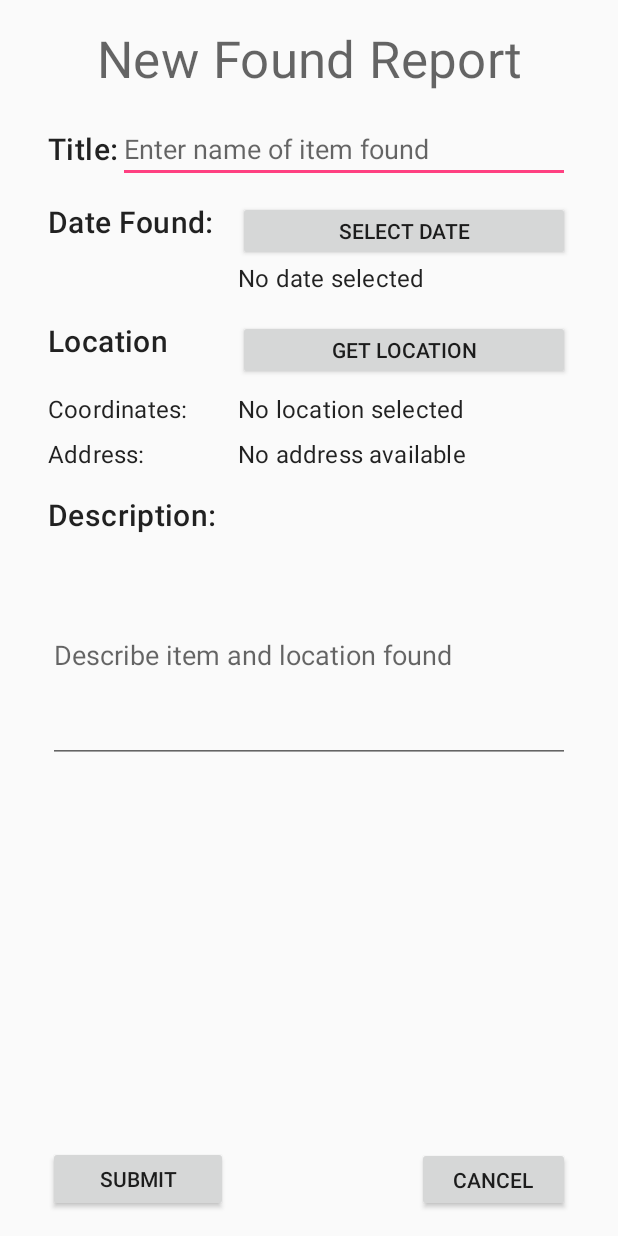
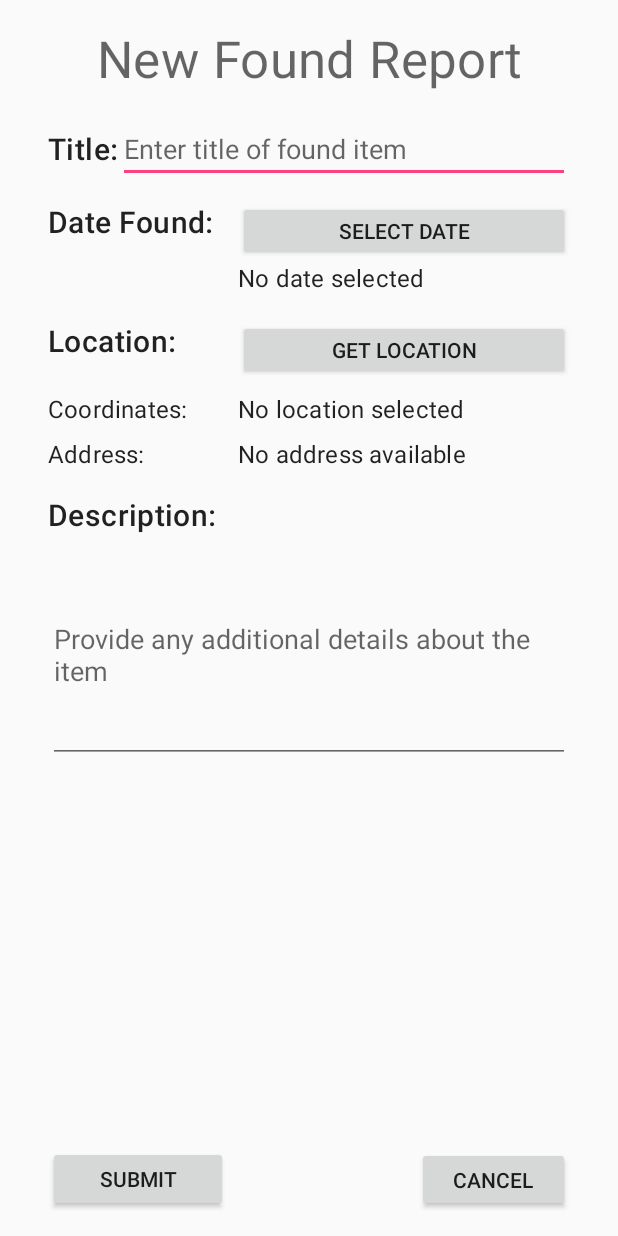
Before and after one commit to thunderd568/Android-App-Lost-and-Found, an Android app: the PostNewFoundReport screen opened directly, with no data from a screen before it, on a phone screen of 412 x 824 dp. Run offline under Robolectric (Android 15) with nearby library versions, the phone set to English and light mode, and no system bars; our stand-ins replace Firebase (no records; nobody signed in at launch, a user with empty details on screens opened directly).

Commit message:
updated xml for new reports and search

```diff
--- a/LostAndFoundApp/app/src/main/java/com/cmsc436/final_project/lostandfoundapp/PostNewFoundReport.java
+++ b/LostAndFoundApp/app/src/main/java/com/cmsc436/final_project/lostandfoundapp/PostNewFoundReport.java
@@ -72,7 +72,7 @@ public class PostNewFoundReport extends AppCompatActivity {
         submitFound = findViewById(R.id.submitFound);
         coordinates = findViewById(R.id.postFoundCoordinates);
         addressText = findViewById(R.id.postFoundAddress);
-        cancelButton = findViewById(R.id.cancelButton);
+        cancelButton = findViewById(R.id.cancelFound);
 
 
 
--- a/LostAndFoundApp/app/src/main/java/com/cmsc436/final_project/lostandfoundapp/PostNewLostReportActivity.java
+++ b/LostAndFoundApp/app/src/main/java/com/cmsc436/final_project/lostandfoundapp/PostNewLostReportActivity.java
@@ -84,7 +84,7 @@ public class PostNewLostReportActivity extends AppCompatActivity {
 
         // Getting the Views for the buttons on the page
         submitLostReportButton = findViewById(R.id.submitLost);
-        cancelLostReportButton = findViewById(R.id.cancelButton);
+        cancelLostReportButton = findViewById(R.id.cancelLost);
         mdateLostPicker = findViewById(R.id.pickDateLostButton);
         mLostLocationButton = findViewById(R.id.getLostLocationButton);
         mdateLostPicker.setOnClickListener(new View.OnClickListener() {
--- a/LostAndFoundApp/app/src/main/res/layout/activity_post_new_found.xml
+++ b/LostAndFoundApp/app/src/main/res/layout/activity_post_new_found.xml
@@ -13,7 +13,7 @@
         android:layout_marginStart="32dp"
         android:layout_marginTop="16dp"
         android:layout_marginEnd="32dp"
-        android:text="New Found Report"
+        android:text="@string/new_found"
         android:textAlignment="center"
         android:textAppearance="@style/TextAppearance.MaterialComponents.Headline4"
         app:layout_constraintEnd_toEndOf="parent"
@@ -26,7 +26,7 @@
         android:layout_height="wrap_content"
         android:layout_marginStart="32dp"
         android:layout_marginTop="24dp"
-        android:text="Title:"
+        android:text="@string/title"
         android:textAppearance="@style/TextAppearance.MaterialComponents.Headline6"
         app:layout_constraintStart_toStartOf="parent"
         app:layout_constraintTop_toBottomOf="@+id/postFoundTitle"
@@ -37,7 +37,7 @@
         android:layout_width="0dp"
         android:layout_height="wrap_content"
         android:layout_marginEnd="32dp"
-        android:hint="Enter name of item found"
+        android:hint="@string/enter_found_title"
         app:layout_constraintBottom_toBottomOf="@+id/postFoundReportTitleHeader"
         app:layout_constraintEnd_toEndOf="parent"
         app:layout_constraintStart_toEndOf="@+id/postFoundReportTitleHeader"
@@ -49,7 +49,7 @@
         android:layout_height="wrap_content"
         android:layout_marginStart="32dp"
         android:layout_marginTop="12dp"
-        android:text="Date Found:"
+        android:text="@string/date_found"
         android:textAppearance="@style/TextAppearance.MaterialComponents.Headline6"
         app:layout_constraintStart_toStartOf="parent"
         app:layout_constraintTop_toBottomOf="@+id/postFoundReportTitle" />
@@ -58,7 +58,7 @@
         android:id="@+id/postFoundDateFound"
         android:layout_width="0dp"
         android:layout_height="23dp"
-        android:text="No date selected"
+        android:text="@string/no_date"
         android:textAppearance="@style/TextAppearance.MaterialComponents.Subtitle1"
         app:layout_constraintStart_toStartOf="@+id/pickDateFoundButton"
         app:layout_constraintTop_toBottomOf="@+id/pickDateFoundButton" />
@@ -68,7 +68,7 @@
         android:layout_width="0dp"
         android:layout_height="40dp"
         android:layout_marginEnd="32dp"
-        android:text="SELECT DATE"
+        android:text="@string/new_date"
         app:layout_constraintEnd_toEndOf="parent"
         app:layout_constraintStart_toStartOf="@+id/getFoundLocationButton"
         app:layout_constraintTop_toTopOf="@+id/postFoundDateHeader" />
@@ -79,7 +79,7 @@
         android:layout_height="wrap_content"
         android:layout_marginStart="32dp"
         android:layout_marginTop="16dp"
-        android:text="Location"
+        android:text="@string/location"
         android:textAppearance="@style/TextAppearance.MaterialComponents.Headline6"
         app:layout_constraintStart_toStartOf="parent"
         app:layout_constraintTop_toBottomOf="@+id/postFoundDateFound"
@@ -91,7 +91,7 @@
         android:layout_height="40dp"
         android:layout_marginStart="16dp"
         android:layout_marginEnd="32dp"
-        android:text="Get Location"
+        android:text="@string/new_location"
         app:layout_constraintBottom_toBottomOf="@+id/locationHeader"
         app:layout_constraintEnd_toEndOf="parent"
         app:layout_constraintStart_toEndOf="@+id/postFoundDateHeader"
@@ -104,7 +104,7 @@
         android:layout_height="wrap_content"
         android:layout_marginStart="32dp"
         android:layout_marginTop="8dp"
-        android:text="Coordinates:"
+        android:text="@string/coordinates"
         android:textAppearance="@style/TextAppearance.MaterialComponents.Subtitle1"
         app:layout_constraintStart_toStartOf="parent"
         app:layout_constraintTop_toBottomOf="@+id/getFoundLocationButton"
@@ -115,7 +115,7 @@
         android:layout_width="0dp"
         android:layout_height="22dp"
         android:layout_marginEnd="8dp"
-        android:text="No location selected"
+        android:text="@string/no_coordinates"
         android:textAppearance="@style/TextAppearance.MaterialComponents.Subtitle1"
         app:layout_constraintEnd_toEndOf="parent"
         app:layout_constraintStart_toStartOf="@+id/getFoundLocationButton"
@@ -127,7 +127,7 @@
         android:layout_height="wrap_content"
         android:layout_marginStart="32dp"
         android:layout_marginTop="8dp"
-        android:text="Address:"
+        android:text="@string/address"
         android:textAppearance="@style/TextAppearance.MaterialComponents.Subtitle1"
         app:layout_constraintStart_toStartOf="parent"
         app:layout_constraintTop_toBottomOf="@+id/postFoundCoordinates" />
@@ -137,7 +137,7 @@
         android:layout_width="0dp"
         android:layout_height="wrap_content"
         android:layout_marginEnd="8dp"
-        android:text="No address available"
+        android:text="@string/no_address"
         android:textAppearance="@style/TextAppearance.MaterialComponents.Subtitle1"
         app:layout_constraintEnd_toEndOf="parent"
         app:layout_constraintHorizontal_bias="0.0"
@@ -150,7 +150,7 @@
         android:layout_height="wrap_content"
         android:layout_marginStart="32dp"
         android:layout_marginTop="16dp"
-        android:text="Description:"
+        android:text="@string/description"
         android:textAppearance="@style/TextAppearance.MaterialComponents.Headline6"
         app:layout_constraintStart_toStartOf="parent"
         app:layout_constraintTop_toBottomOf="@+id/postFoundAddress"
@@ -164,7 +164,7 @@
         android:layout_marginStart="32dp"
         android:layout_marginTop="8dp"
         android:layout_marginEnd="32dp"
-        android:hint="Describe item and location found"
+        android:hint="@string/description_filler"
         app:layout_constraintEnd_toEndOf="parent"
         app:layout_constraintHorizontal_bias="0.0"
         app:layout_constraintStart_toStartOf="parent"
@@ -177,20 +177,20 @@
         android:layout_marginStart="32dp"
         android:layout_marginTop="8dp"
         android:layout_marginBottom="16dp"
-        android:text="Submit"
+        android:text="@string/new_submit"
         app:layout_constraintBottom_toBottomOf="parent"
         app:layout_constraintStart_toStartOf="parent"
         app:layout_constraintTop_toBottomOf="@+id/postFoundReportDescription"
         app:layout_constraintVertical_bias="1.0" />
 
     <Button
-        android:id="@+id/cancelButton"
+        android:id="@+id/cancelFound"
         android:layout_width="102dp"
         android:layout_height="43dp"
         android:layout_marginTop="8dp"
         android:layout_marginEnd="32dp"
         android:layout_marginBottom="16dp"
-        android:text="Cancel"
+        android:text="@string/new_cancel"
         app:layout_constraintBottom_toBottomOf="parent"
         app:layout_constraintEnd_toEndOf="parent"
         app:layout_constraintTop_toBottomOf="@+id/postFoundReportDescription"
--- a/LostAndFoundApp/app/src/main/res/values/strings.xml
+++ b/LostAndFoundApp/app/src/main/res/values/strings.xml
@@ -48,11 +48,34 @@
     <string name="map_hint">Enter Address, City or Zip Code</string>
     <string name="get_location">Get Location</string>
 
+    <string name="search_found">Search Found Reports</string>
+    <string name="search_lost">Search Lost Reports</string>
     <string name="missingTitle">Missing Title</string>
     <string name="missingDate">Missing Date</string>
     <string name="missingAddress">Missing Address</string>
     <string name="missingDescription">Missing Description</string>
+    <string name="searchBtn">SEARCH</string>
 
+    <!-- Strings for New Reports -->
+    <string name="new_lost">New Lost Report</string>
+    <string name="new_found">New Found Report</string>
+    <string name="title">Title: </string>
+    <string name="enter_lost_title">Enter title of lost item</string>
+    <string name="enter_found_title">Enter title of found item</string>
+    <string name="date_lost">Date Lost: </string>
+    <string name="date_found">Date Found: </string>
+    <string name="no_date">No date selected</string>
+    <string name="location">Location: </string>
+    <string name="coordinates">Coordinates: </string>
+    <string name="no_coordinates">No location selected</string>
+    <string name="address">Address: </string>
+    <string name="no_address">No address available</string>
+    <string name="description">Description: </string>
+    <string name="description_filler">Provide any additional details about the item</string>
+    <string name="new_date">SELECT DATE</string>
+    <string name="new_location">GET LOCATION</string>
+    <string name="new_submit">SUBMIT</string>
+    <string name="new_cancel">CANCEL</string>
 
     <!-- TODO: Remove or change this placeholder text -->
     <string name="hello_blank_fragment">Hello blank fragment</string>
```
Also changed, not shown: LostAndFoundApp/app/src/main/res/layout/activity_post_new_lost_report.xml (+17 -17 lines), LostAndFoundApp/app/src/main/res/layout/activity_search_found_reports.xml (+14 -16 lines).
